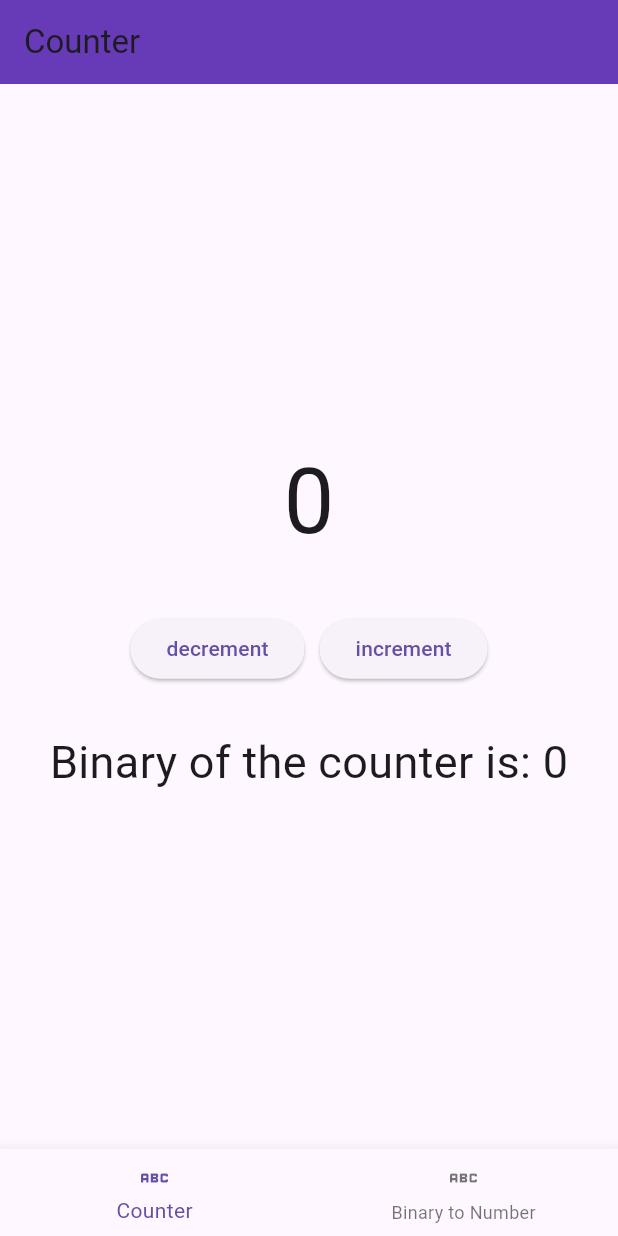
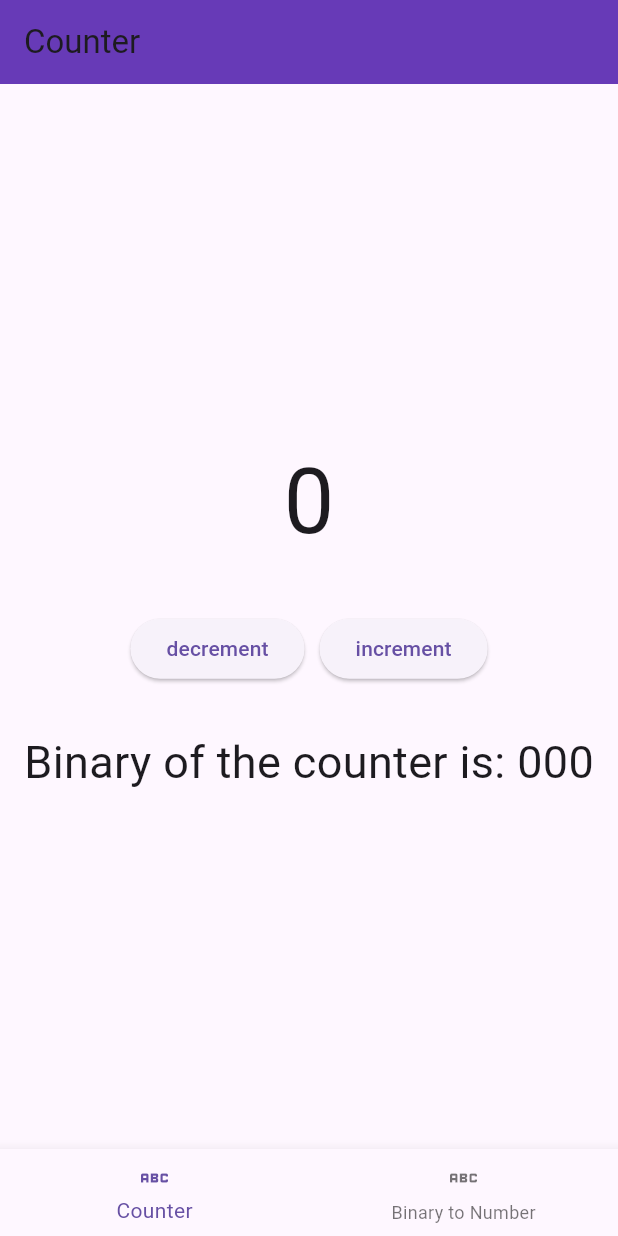
Before and after one commit to raj210809/counterapp, a Flutter app: the screen it shows after launch, on a phone screen of 412 x 824 dp. Run offline on Flutter 3.47's test engine with Material 3 defaults, Android fonts, the phone set to English and light mode, and no system bars; our stand-ins replace bloc, equatable, flutter_bloc.

Commit message:
rfac : changes the name of the file

```diff
--- a/lib/features/binary/binary_sreen.dart
+++ b/lib/features/binaryToInt/binary_sreen.dart
@@ -1,8 +1,8 @@
-import 'package:counterapp/features/binary/bloc/binaryevent.dart';
+import 'package:counterapp/features/binaryToInt/bloc/binaryevent.dart';
 import 'package:flutter/material.dart';
 import 'package:flutter_bloc/flutter_bloc.dart';
-import 'package:counterapp/features/binary/bloc/binarybloc.dart';
-import 'package:counterapp/features/binary/bloc/binarystate.dart';
+import 'package:counterapp/features/binaryToInt/bloc/binarybloc.dart';
+import 'package:counterapp/features/binaryToInt/bloc/binarystate.dart';
 
 class BinaryView extends StatelessWidget{
   @override
--- a/lib/features/binary/bloc/binarybloc.dart
+++ b/lib/features/binaryToInt/bloc/binarybloc.dart
@@ -1,5 +1,5 @@
-import 'package:counterapp/features/binary/bloc/binaryevent.dart';
-import 'package:counterapp/features/binary/bloc/binarystate.dart';
+import 'package:counterapp/features/binaryToInt/bloc/binaryevent.dart';
+import 'package:counterapp/features/binaryToInt/bloc/binarystate.dart';
 import 'package:flutter_bloc/flutter_bloc.dart';
 
 class IntToBinaryBloc extends Bloc<BinaryEvent , ConvertedBinary>{
--- a/lib/features/counter/counter_screen.dart
+++ b/lib/features/counter/counter_screen.dart
@@ -12,9 +12,6 @@ class CounterScreen extends StatefulWidget {
 }
 
 class _CounterScreenState extends State<CounterScreen> {
-  String _computeBinary(int value) {
-    return value.toRadixString(2);
-  }
 
   @override
   Widget build(BuildContext context) {
@@ -24,7 +21,6 @@ class _CounterScreenState extends State<CounterScreen> {
         backgroundColor: Colors.deepPurple,
       ),
       body: Center(
-        // Wrap the Column with Center widget
         child: BlocBuilder<CounterBloc, CounterState>(
           builder: (context, state) {
             return Column(
@@ -59,7 +55,7 @@ class _CounterScreenState extends State<CounterScreen> {
                 ),
                 const SizedBox(height: 30),
                 Text(
-                  'Binary of the counter is: ${_computeBinary(state.counter)}',
+                  'Binary of the counter is: ${(state.binary)}',
                   style: const TextStyle(fontSize: 30),
                 )
               ],
--- a/lib/main.dart
+++ b/lib/main.dart
@@ -1,4 +1,4 @@
-import 'package:counterapp/features/binary/binary_sreen.dart';
+import 'package:counterapp/features/binaryToInt/binary_sreen.dart';
 import 'package:counterapp/features/counter/counter_screen.dart';
 import 'package:flutter/material.dart';
 import 'package:flutter_bloc/flutter_bloc.dart';
```
Also changed, not shown: lib/features/binaryToInt/bloc/binaryevent.dart (renamed from lib/features/binary/bloc/binaryevent.dart), lib/features/binaryToInt/bloc/binarystate.dart (renamed from lib/features/binary/bloc/binarystate.dart).
